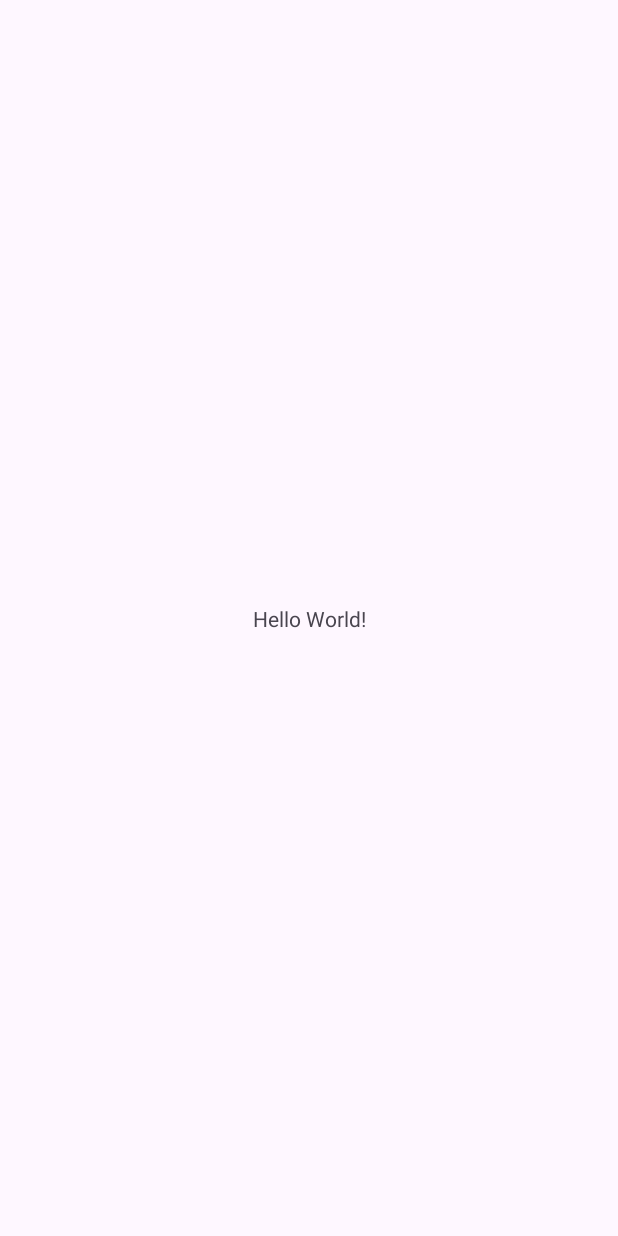
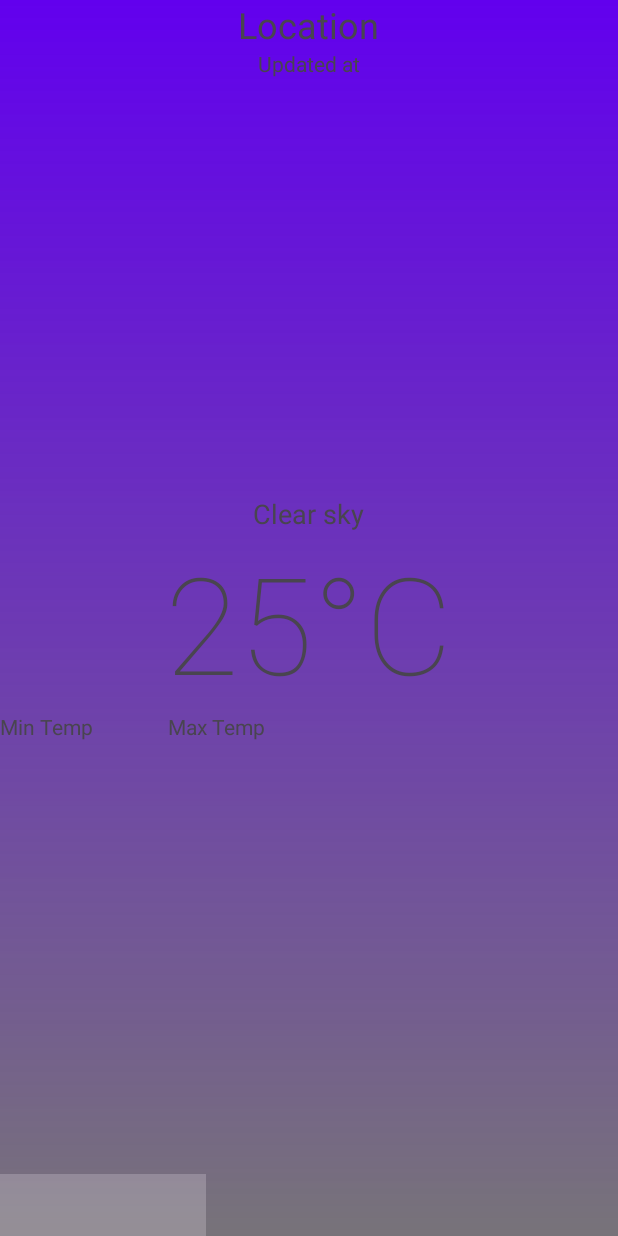
Before and after one commit to katiestacey44/357_project, an Android app: the screen it shows after launch (MainActivity), on a phone screen of 412 x 824 dp. Before the commit the screen is almost empty. Run offline under Robolectric (Android 15) with nearby library versions, the phone set to English and light mode, and no system bars.

Commit message:
basic layout

```diff
--- /dev/null
+++ b/app/src/main/res/drawable/gradient_bg.xml
@@ -0,0 +1,15 @@
+<?xml version="1.0" encoding="utf-8"?>
+<shape
+    andriod:shape= "rectangle"
+
+
+    xmlns:android="http://schemas.android.com/apk/res/android"
+    xmlns:andriod="http://schemas.android.com/aapt">
+    <gradient
+        android:angle="90"
+        android:startColor="@color/material_on_surface_emphasis_medium"
+        android:endColor="@color/design_default_color_primary"
+        android:type="linear">
+        </gradient>
+
+</shape>
--- a/app/src/main/res/layout/activity_main.xml
+++ b/app/src/main/res/layout/activity_main.xml
@@ -1,19 +1,136 @@
 <?xml version="1.0" encoding="utf-8"?>
-<androidx.constraintlayout.widget.ConstraintLayout xmlns:android="http://schemas.android.com/apk/res/android"
+<RelativeLayout xmlns:android="http://schemas.android.com/apk/res/android"
     xmlns:app="http://schemas.android.com/apk/res-auto"
     xmlns:tools="http://schemas.android.com/tools"
     android:id="@+id/main"
     android:layout_width="match_parent"
     android:layout_height="match_parent"
+    android:orientation="vertical"
+    android:padding = "25dp"
+    android:background="@drawable/gradient_bg"
     tools:context=".MainActivity">
 
-    <TextView
-        android:layout_width="wrap_content"
-        android:layout_height="wrap_content"
-        android:text="Hello World!"
-        app:layout_constraintBottom_toBottomOf="parent"
-        app:layout_constraintEnd_toEndOf="parent"
-        app:layout_constraintStart_toStartOf="parent"
-        app:layout_constraintTop_toTopOf="parent" />
+   <RelativeLayout
+       android:id="@+id/mainContainer"
+       android:visibility="visible"
+       android:layout_width="match_parent"
+       android:layout_height="match_parent">
+       <LinearLayout
+           android:id="@+id/addressContainer"
+           android:orientation="vertical"
+           android:gravity="center"
+           android:layout_width="match_parent"
+           android:layout_height="wrap_content">
 
-</androidx.constraintlayout.widget.ConstraintLayout>
+           <TextView
+               android:id="@+id/address"
+               android:textSize="24sp"
+               android:text="Location"
+               android:layout_width="wrap_content"
+               android:layout_height="wrap_content">
+
+           </TextView>
+           <TextView
+               android:id="@+id/updated_at"
+               android:textSize="14sp"
+               android:text="Updated at"
+               android:layout_width="wrap_content"
+               android:layout_height="wrap_content">
+
+           </TextView>
+
+       </LinearLayout>
+       <LinearLayout
+           android:id="@+id/overviewContainer"
+           android:orientation="vertical"
+           android:layout_centerInParent="true"
+           android:layout_width="match_parent"
+           android:layout_height="wrap_content">
+
+           <TextView
+               android:id="@+id/status"
+               android:textSize="18sp"
+               android:layout_gravity="center"
+               android:text="Clear sky"
+               android:layout_width="wrap_content"
+               android:layout_height="wrap_content">
+
+           </TextView>
+           <TextView
+               android:id="@+id/temp"
+               android:textSize="90sp"
+               android:fontFamily="sans-serif-thin"
+               android:layout_gravity="center"
+               android:text="25°C"
+               android:layout_width="wrap_content"
+               android:layout_height="wrap_content">
+
+           </TextView>
+           <LinearLayout
+               android:orientation="horizontal"
+               android:layout_gravity="center"
+               android:layout_width="match_parent"
+               android:layout_height="wrap_content">
+
+               <TextView
+                   android:id="@+id/temp_min"
+                   android:text="Min Temp"
+                   android:layout_width="wrap_content"
+                   android:layout_height="wrap_content">
+
+               </TextView>
+               <Space
+                   android:layout_width="50dp"
+                   android:layout_height="wrap_content">
+
+               </Space>
+
+               <TextView
+                   android:id="@+id/temp_max"
+                   android:text="Max Temp"
+
+                   android:layout_width="wrap_content"
+                   android:layout_height="wrap_content">
+
+               </TextView>
+
+           </LinearLayout>
+
+       </LinearLayout>
+       <LinearLayout
+           android:id="@+id/detailsContainer"
+           android:orientation="vertical"
+           android:layout_alignParentBottom="true"
+           android:layout_width="match_parent"
+           android:layout_height="wrap_content">
+           <LinearLayout
+               android:orientation="horizontal"
+               android:weightSum="3"
+               android:layout_width="match_parent"
+               android:layout_height="wrap_content">
+               <LinearLayout
+                   android:orientation="vertical"
+                   android:layout_weight="1"
+                   android:gravity="center"
+                   android:padding="8dp"
+                   android:background="#3CF1EBF1"
+                   android:layout_width="0dp"
+                   android:layout_height="wrap_content">
+
+                   <ImageView
+                       android:layout_width="25dp"
+                       android:layout_height="25dp">
+
+                   </ImageView>
+
+
+               </LinearLayout>
+
+           </LinearLayout>
+
+       </LinearLayout>
+
+</RelativeLayout>
+
+
+</RelativeLayout>
--- /dev/null
+++ b/app/src/main/res/values/styles.xml
@@ -0,0 +1,8 @@
+<resources>
+    <style name = "AppTheme" parent = "Theme.AppCompat.Light.NoActionBar">
+        <item name="colorPrimary">#122259</item>
+        <item name="colorPrimaryDark">#122259</item>
+        <item name="colorAccent">@color/design_default_color_primary</item>
+        <item name="android:textColor">#FFF</item>
+    </style>
+</resources>
```
